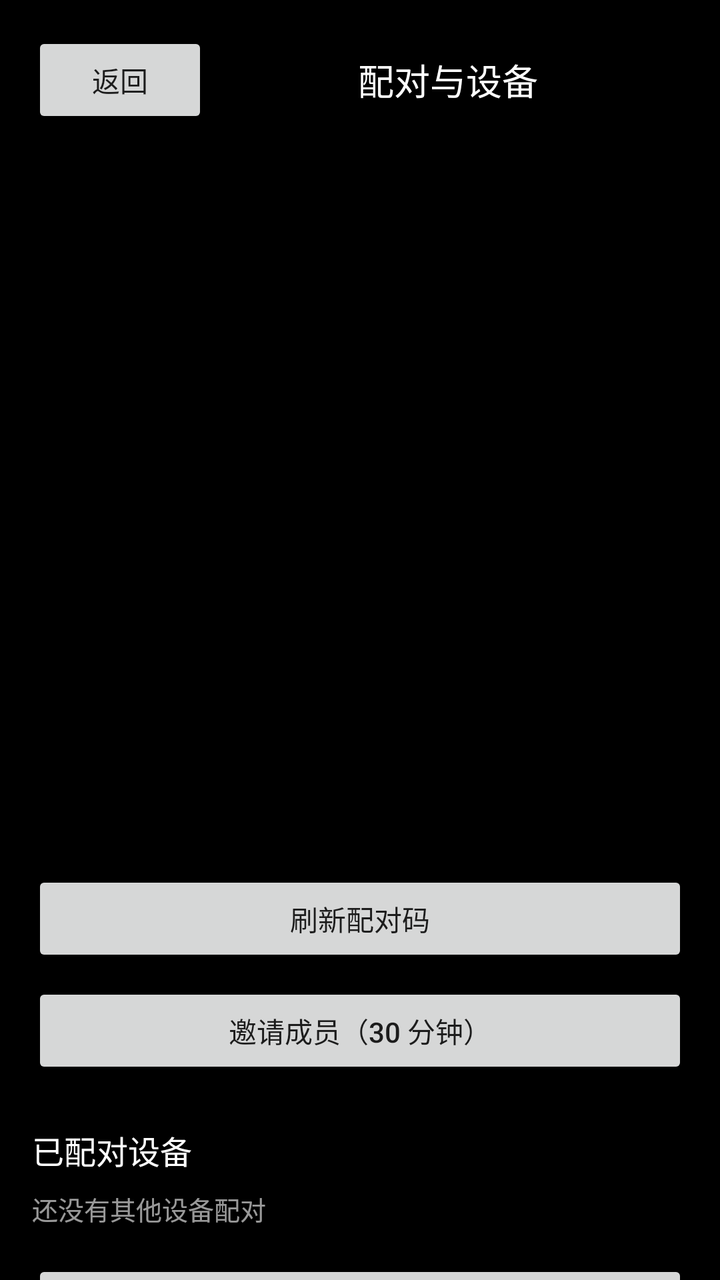
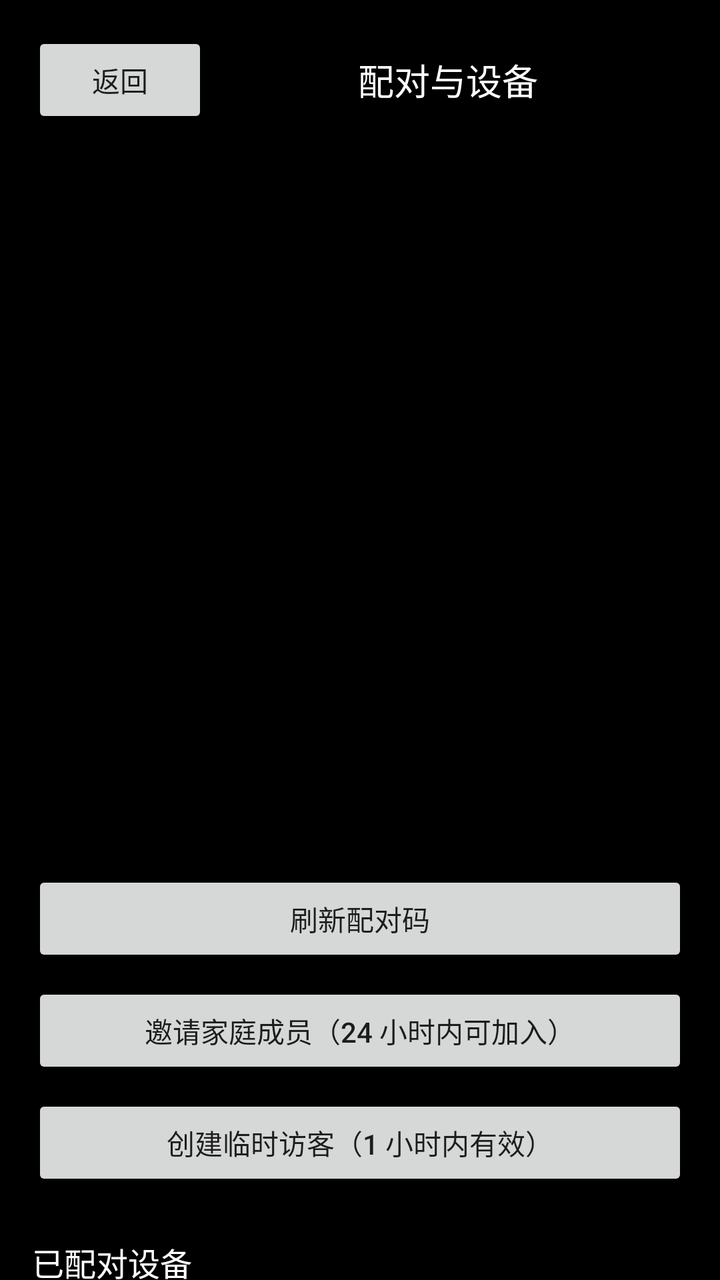

Two renders of the same Android screen: before a commit and after it. Below are the layout's source before the change and the commit's diff.
<!-- AndroidManifest.xml: application theme Theme.QuietSentry -->
<!-- res/layout/activity_pairing.xml -->
<?xml version="1.0" encoding="utf-8"?>
<ScrollView xmlns:android="http://schemas.android.com/apk/res/android"
    android:layout_width="match_parent"
    android:layout_height="match_parent"
    android:background="@android:color/black"
    android:fillViewport="true">

    <LinearLayout
        android:layout_width="match_parent"
        android:layout_height="wrap_content"
        android:orientation="vertical"
        android:padding="16dp">

        <LinearLayout
            android:layout_width="match_parent"
            android:layout_height="wrap_content"
            android:gravity="center_vertical"
            android:orientation="horizontal">

            <Button
                android:id="@+id/pairing_back"
                android:layout_width="wrap_content"
                android:layout_height="wrap_content"
                android:text="@string/pairing_back" />

            <TextView
                android:layout_width="0dp"
                android:layout_height="wrap_content"
                android:layout_weight="1"
                android:gravity="center"
                android:text="@string/pairing_title"
                android:textColor="@android:color/white"
                android:textSize="18sp" />
        </LinearLayout>

        <TextView
            android:id="@+id/pairing_hint"
            android:layout_width="match_parent"
            android:layout_height="wrap_content"
            android:layout_marginTop="12dp"
            android:textColor="#99FFFFFF"
            android:textSize="13sp" />

        
        <ImageView
            android:id="@+id/pairing_qr"
            android:layout_width="240dp"
            android:layout_height="240dp"
            android:layout_gravity="center_horizontal"
            android:layout_marginTop="16dp"
            android:contentDescription="@string/pairing_qr_desc" />

        <TextView
            android:id="@+id/pairing_code"
            android:layout_width="match_parent"
            android:layout_height="wrap_content"
            android:layout_marginTop="12dp"
            android:gravity="center"
            android:textColor="@android:color/white"
            android:textSize="28sp" />

        <TextView
            android:id="@+id/pairing_fingerprint"
            android:layout_width="match_parent"
            android:layout_height="wrap_content"
            android:layout_marginTop="4dp"
            android:gravity="center"
            android:textColor="#99FFFFFF"
            android:textSize="12sp" />

        <Button
            android:id="@+id/pairing_refresh"
            android:layout_width="match_parent"
            android:layout_height="wrap_content"
            android:layout_marginTop="16dp"
            android:text="@string/pairing_refresh" />

        <Button
            android:id="@+id/pairing_invite"
            android:layout_width="match_parent"
            android:layout_height="wrap_content"
            android:layout_marginTop="8dp"
            android:text="@string/pairing_invite" />

        <TextView
            android:layout_width="match_parent"
            android:layout_height="wrap_content"
            android:layout_marginTop="24dp"
            android:text="@string/pairing_devices_title"
            android:textColor="@android:color/white"
            android:textSize="16sp" />

        <LinearLayout
            android:id="@+id/pairing_devices"
            android:layout_width="match_parent"
            android:layout_height="wrap_content"
            android:layout_marginTop="8dp"
            android:orientation="vertical" />

        <TextView
            android:id="@+id/pairing_devices_empty"
            android:layout_width="match_parent"
            android:layout_height="wrap_content"
            android:text="@string/pairing_devices_empty"
            android:textColor="#99FFFFFF"
            android:textSize="13sp" />

        <Button
            android:id="@+id/pairing_revoke_all"
            android:layout_width="match_parent"
            android:layout_height="wrap_content"
            android:layout_marginTop="16dp"
            android:text="@string/pairing_revoke_all" />
    </LinearLayout>
</ScrollView>
<!-- resources referenced by this layout -->
<resources>
  <string name="pairing_back">返回</string>
  <string name="pairing_devices_empty">还没有其他设备配对</string>
  <string name="pairing_devices_title">已配对设备</string>
  <string name="pairing_invite">邀请成员（30 分钟）</string>
  <string name="pairing_qr_desc">配对二维码</string>
  <string name="pairing_refresh">刷新配对码</string>
  <string name="pairing_revoke_all">撤销全部授权</string>
  <string name="pairing_title">配对与设备</string>
  <style name="Theme.QuietSentry" parent="Theme.AppCompat.DayNight.NoActionBar">
          <item name="android:windowBackground">@android:color/black</item>
          <item name="android:statusBarColor">@android:color/black</item>
          <item name="android:navigationBarColor">@android:color/black</item>
      </style>
</resources>

<!-- the commit's change to res/layout/activity_pairing.xml (unified diff, before → after) -->
@@ -82,7 +82,15 @@
             android:layout_marginTop="8dp"
             android:text="@string/pairing_invite" />
 
+        <Button
+            android:id="@+id/pairing_invite_guest"
+            android:layout_width="match_parent"
+            android:layout_height="wrap_content"
+            android:layout_marginTop="8dp"
+            android:text="@string/pairing_invite_guest" />
+
         <TextView
+            android:id="@+id/pairing_devices_title"
             android:layout_width="match_parent"
             android:layout_height="wrap_content"
             android:layout_marginTop="24dp"
<!-- resource entries referenced after the edit -->
@@ -3,7 +3,8 @@
   <string name="pairing_back">返回</string>
   <string name="pairing_devices_empty">还没有其他设备配对</string>
   <string name="pairing_devices_title">已配对设备</string>
-  <string name="pairing_invite">邀请成员（30 分钟）</string>
+  <string name="pairing_invite">邀请家庭成员（24 小时内可加入）</string>
+  <string name="pairing_invite_guest">创建临时访客（1 小时内有效）</string>
   <string name="pairing_qr_desc">配对二维码</string>
   <string name="pairing_refresh">刷新配对码</string>
   <string name="pairing_revoke_all">撤销全部授权</string>
